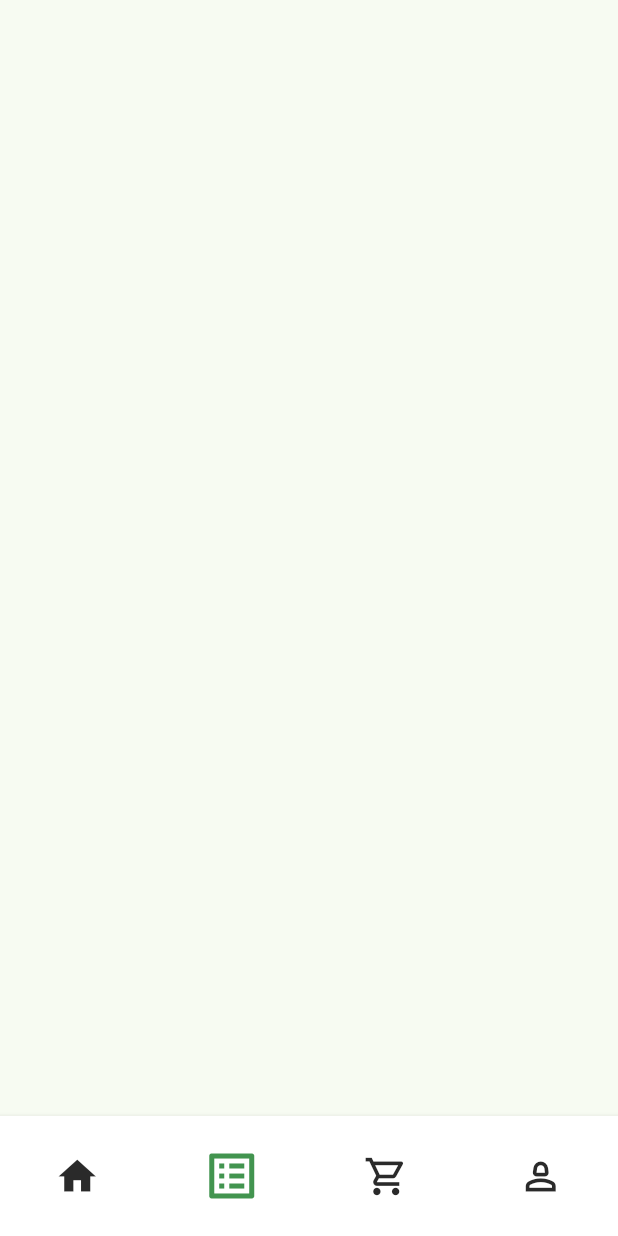
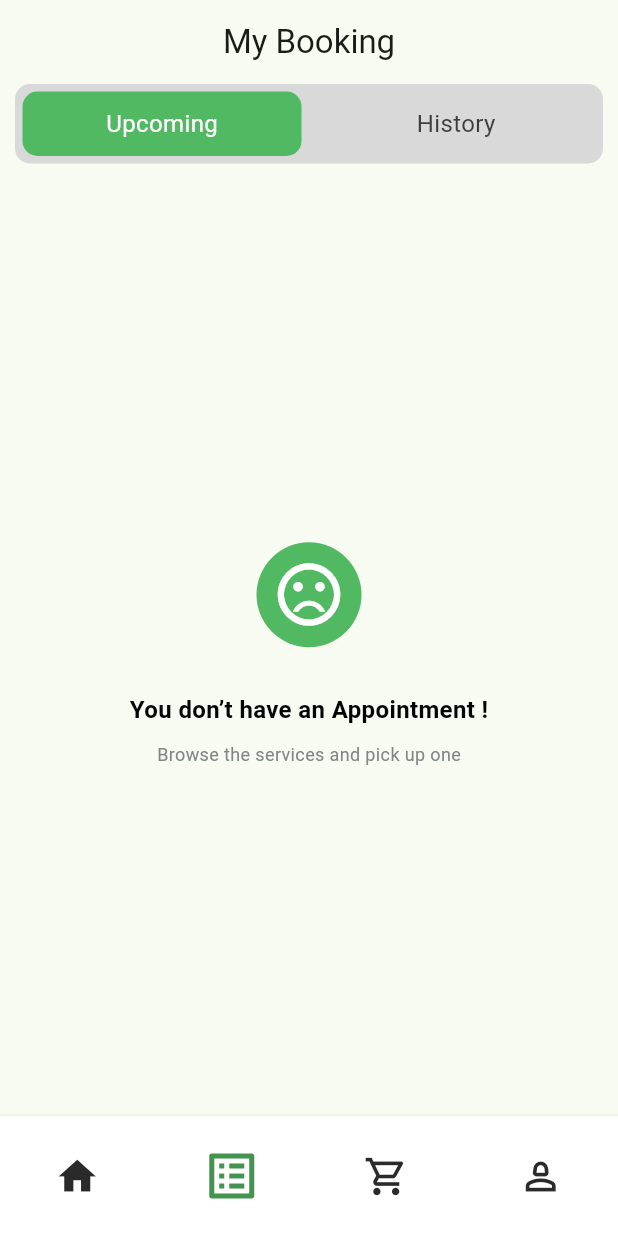
Before and after one commit to IntimeSys2025/in_time_app, a Flutter app: the screen it shows after launch, item 2 of the bottom bar chosen, on a phone screen of 412 x 824 dp. Run offline on Flutter 3.47's test engine with Material 3 defaults, Android fonts, the phone set to English and light mode, and no system bars; our stand-ins replace dartz, dio, easy_localization, equatable, flutter_bloc, flutter_otp_text_field and 7 more; network calls fail.

Commit message:
booking UI

```diff
--- a/lib/core/shared_widgets/app_text_button.dart
+++ b/lib/core/shared_widgets/app_text_button.dart
@@ -7,6 +7,7 @@ class AppTextButton extends StatelessWidget {
   final String title;
   final void Function()? onPressed;
   final Color textColor;
+
    AppTextButton({super.key, required this.title, this.onPressed,  this.textColor =AppColors.green});
 
   @override
--- a/lib/core/utils/app_colors.dart
+++ b/lib/core/utils/app_colors.dart
@@ -34,6 +34,7 @@ sealed class AppColors {
   static const Color kGreenButton = Color(0xff66C87B);
   static const Color kLightGreen = Color(0xFFE5F5E8);
   static const Color kLightGreen2 = Color(0xFF0E6F3EB);
+  static const Color kLightGreen3 = Color(0xFF52B963);
 
   static const Color kVeryDarkGreen = Color(0xFF103913);
   static const Color kGreenBackground = Color(0xFF42944F);
--- a/lib/features/appointment/presentation/logic/appointment_states.dart
+++ b/lib/features/appointment/presentation/logic/appointment_states.dart
@@ -6,14 +6,23 @@ sealed class AppointmentState extends Equatable {
 }
 
 final class AppointmentInitial extends AppointmentState {}
+
 final class ShowDateSelectorStates extends AppointmentState {}
+
 final class RefreshCartScreenState extends AppointmentState {}
-final class GetAvailableAppointmentInDateLoadingState extends AppointmentState {}
-final class GetAvailableAppointmentInDateSuccessState extends AppointmentState {}
-final class GetAvailableAppointmentInDateFailureState extends AppointmentState {}
+
+final class GetAvailableAppointmentInDateLoadingState
+    extends AppointmentState {}
+
+final class GetAvailableAppointmentInDateSuccessState
+    extends AppointmentState {}
+
+final class GetAvailableAppointmentInDateFailureState
+    extends AppointmentState {}
+
 class UpdateSelectedTimeState extends AppointmentState {}
 
-class ConfirmDateAndTimeFailureState extends AppointmentState{
+class ConfirmDateAndTimeFailureState extends AppointmentState {
   final String message;
 
   ConfirmDateAndTimeFailureState({required this.message});
@@ -21,4 +30,11 @@ class ConfirmDateAndTimeFailureState extends AppointmentState{
   @override
   List<Object?> get props => [message];
 }
-class ConfirmDateAndTimeSuccessState extends AppointmentState{}
+
+class ConfirmDateAndTimeSuccessState extends AppointmentState {}
+
+class ConfirmRescheduleBookingState extends AppointmentState {}
+
+class SuccessRescheduleBookingState extends AppointmentState {}
+
+class CancelBookingState extends AppointmentState {}
--- a/lib/features/appointment/presentation/widgets/cart_item_widget.dart
+++ b/lib/features/appointment/presentation/widgets/cart_item_widget.dart
@@ -202,7 +202,8 @@ class CartItemWidget extends StatelessWidget {
                 ],
               ),
               // 10.heightSpace,
-              if ((!appointmentCubit.showDateSelector) &&
+              if (
+              (!appointmentCubit.showDateSelector) &&
                   showBookButton &&
                   (item.selectedDate == null &&
                       item.selectedTimeFormat12Hours == null))
--- /dev/null
+++ b/lib/features/booking/presentation/screens/my_booking_screen.dart
@@ -0,0 +1,96 @@
+import 'package:flutter/material.dart';
+import 'package:flutter_bloc/flutter_bloc.dart';
+import 'package:in_time_app/core/helpers/extension.dart';
+import 'package:in_time_app/core/utils/app_colors.dart';
+import 'package:in_time_app/features/booking/presentation/widgets/action_item.dart';
+import 'package:in_time_app/features/booking/presentation/widgets/booking_item.dart';
+import 'package:in_time_app/features/booking/presentation/widgets/empty_booking.dart';
+import 'package:in_time_app/features/booking/presentation/widgets/reschedule_completed_popup.dart';
+
+import '../../../appointment/presentation/logic/appointment_cubit.dart';
+import '../../../appointment/presentation/widgets/cart_item_widget.dart';
+import '../../../appointment/presentation/widgets/date_selection_bottom_sheet.dart';
+
+class MyBookingScreen extends StatelessWidget {
+  const MyBookingScreen({super.key});
+
+  @override
+  Widget build(BuildContext context) {
+    final appointmentCubit = BlocProvider.of<AppointmentCubit>(context);
+
+    return Scaffold(
+      appBar: AppBar(
+        title: const Text('My Booking'),
+        centerTitle: true,
+      ),
+      body: BlocConsumer<AppointmentCubit, AppointmentState>(
+          listener: (context, state) async {
+        if (state is ConfirmRescheduleBookingState) {
+          showBottomSheet(
+            context: context,
+            builder: (context) {
+              return const DateSelectionBottomSheet(isReschedule: true,);
+            },
+          );
+        }
+        if (state is SuccessRescheduleBookingState) {
+          showDialog(
+            context: context,
+            builder: (context) {
+              return const RescheduleCompletedPopup();
+            },
+          );
+        }
+        if (state is CancelBookingState) {
+          showDialog(
+            context: context,
+            builder: (context) {
+              return const RescheduleCompletedPopup(isCancelBooking: true,);
+            },
+          );
+        }
+      }, builder: (context, state) {
+        return Column(
+          children: [
+            Container(
+              margin: const EdgeInsets.symmetric(horizontal: 10),
+              width: double.infinity,
+              decoration: BoxDecoration(
+                  color: AppColors.kLightGray,
+                  borderRadius: BorderRadius.circular(10)),
+              child: Row(
+                children: [
+                  Expanded(
+                      child: ActionItem(
+                          title: 'Upcoming', onTap: () {}, selected: true)),
+                  Expanded(
+                      child: ActionItem(
+                          title: 'History', onTap: () {}, selected: false)),
+                ],
+              ),
+            ),
+            20.heightSpace,
+            Expanded(
+                child: (appointmentCubit.subServicesBooked.isNotEmpty)
+                    ? ListView.builder(
+                        scrollDirection: Axis.vertical,
+                        shrinkWrap: true,
+                        itemCount: appointmentCubit.subServicesBooked.length,
+                        itemBuilder: (context, index) {
+                          final subServiceModel =
+                              appointmentCubit.subServicesBooked[index];
+                          return BookingItem(item: subServiceModel);
+                          return CartItemWidget(
+                            item: subServiceModel,
+                            showBookButton: true,
+                            isCheckout: false,
+                          );
+                        },
+                      )
+                    : EmptyBooking())
+          ],
+        );
+      }),
+    );
+  }
+}
--- /dev/null
+++ b/lib/features/booking/presentation/widgets/action_item.dart
@@ -0,0 +1,38 @@
+import 'package:flutter/material.dart';
+import '../../../../core/utils/app_colors.dart';
+import '../../../../core/utils/app_font_size.dart';
+
+class ActionItem extends StatelessWidget {
+  final String title;
+  final Function() onTap;
+  final bool selected;
+  const ActionItem(
+      {super.key,
+      required this.title,
+      required this.onTap,
+      required this.selected});
+
+  @override
+  Widget build(BuildContext context) {
+    return GestureDetector(
+      onTap: onTap,
+      child: Container(
+        padding: const EdgeInsets.symmetric(horizontal: 10, vertical: 10),
+        margin: const EdgeInsets.symmetric(vertical: 5, horizontal: 5),
+        decoration: BoxDecoration(
+          color: selected ? AppColors.kLightGreen3 : null,
+          borderRadius: BorderRadius.circular(10),
+        ),
+        child: Center(
+          child: Text(
+            title,
+            style: TextStyle(
+              color: selected ? AppColors.white : AppColors.kLightBlack,
+              fontSize: AppFontSize.fontSize16,
+            ),
+          ),
+        ),
+      ),
+    );
+  }
+}
--- /dev/null
+++ b/lib/features/booking/presentation/widgets/empty_booking.dart
@@ -0,0 +1,39 @@
+import 'package:flutter/material.dart';
+import 'package:in_time_app/core/helpers/extension.dart';
+import 'package:in_time_app/core/utils/app_colors.dart';
+import 'package:in_time_app/core/utils/app_font_size.dart';
+
+class EmptyBooking extends StatelessWidget {
+  const EmptyBooking({super.key});
+
+  @override
+  Widget build(BuildContext context) {
+    return  Column(
+      // mainAxisSize: MainAxisSize.max,
+      mainAxisAlignment: MainAxisAlignment.center,
+      children: [
+        const CircleAvatar(
+          radius: 35,
+          backgroundColor: AppColors.kLightGreen3,
+          child: Icon(
+            Icons.sentiment_dissatisfied_outlined,
+            color: AppColors.white,
+            size: 50,
+          ),
+        ),
+        30.heightSpace,
+        const Text('You don’t have an Appointment !',style: TextStyle(
+          color: AppColors.black,
+          fontSize: AppFontSize.fontSize16,
+          fontWeight: FontWeight.w600
+        ),),
+        10.heightSpace,
+        const Text('Browse the services and pick up one',style: TextStyle(
+          fontSize: AppFontSize.fontSize12,
+          color: AppColors.kGray
+        ),),
+
+      ],
+    );
+  }
+}
--- a/lib/features/home/presentation/screens/navigation_screen.dart
+++ b/lib/features/home/presentation/screens/navigation_screen.dart
@@ -1,6 +1,7 @@
 import 'package:flutter/material.dart';
 import 'package:in_time_app/core/utils/app_colors.dart';
 import 'package:in_time_app/core/utils/product_type.dart';
+import 'package:in_time_app/features/booking/presentation/screens/my_booking_screen.dart';
 import 'package:in_time_app/features/cart/presentation/screens/my_cart_screen.dart';
 import 'package:in_time_app/features/home/presentation/screens/home_screen_more_than_category.dart';
 import 'package:in_time_app/features/home/presentation/screens/home_screen_more_than_doctor.dart';
@@ -92,7 +93,7 @@ class _NavigationBarScreenState extends State<NavigationBarScreen> {
             : (AppConstants.productType == ProductType.moreThanOneDoctor)
                 ? const HomeScreenMoreThanDoctor()
                 : const HomeScreenMoreThanCategory(),
-        Container(),
+        const MyBookingScreen(),
         const MyCartScreen(),
         const ProfileScreen(),
       ][selectedIndex],
```
Also changed, not shown: lib/features/appointment/presentation/logic/appointment_cubit.dart (+31 -11 lines), lib/features/appointment/presentation/widgets/date_selection_bottom_sheet.dart (+21 -12 lines), lib/features/booking/presentation/widgets/booking_item.dart (added, +173 -0 lines), lib/features/booking/presentation/widgets/reschedule_bottom_sheet.dart (added, +98 -0 lines), lib/features/booking/presentation/widgets/reschedule_completed_popup.dart (added, +49 -0 lines).
